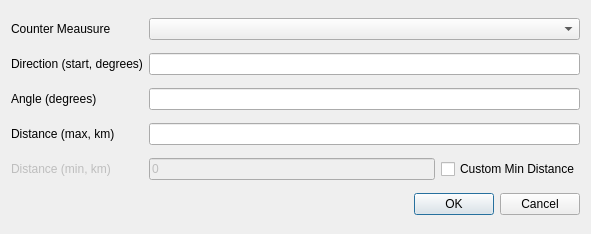
First picture: the form in SectorPlot/sectorplot_sector_dialog_base.ui, repository rduivenvoorde/sectorplot, before the edit.
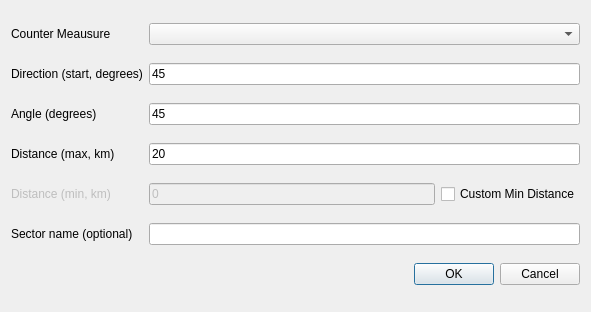
Second picture: the form after the edit.

Commit message: creating sectors

```diff
--- a/SectorPlot/sectorplot_sector_dialog_base.ui
+++ b/SectorPlot/sectorplot_sector_dialog_base.ui
@@ -7,28 +7,22 @@
     <x>0</x>
     <y>0</y>
     <width>591</width>
-    <height>234</height>
+    <height>312</height>
    </rect>
   </property>
   <property name="windowTitle">
    <string>Sectorplot</string>
   </property>
   <layout class="QGridLayout" name="gridLayout">
-   <item row="1" column="1" colspan="2">
-    <widget class="QLineEdit" name="lineEdit"/>
-   </item>
-   <item row="2" column="1" colspan="2">
-    <widget class="QLineEdit" name="lineEdit_2"/>
-   </item>
-   <item row="1" column="0">
-    <widget class="QLabel" name="label_2">
+   <item row="5" column="2">
+    <widget class="QCheckBox" name="cb_min_distance">
      <property name="text">
-      <string>Direction (start, degrees)</string>
+      <string>Custom Min Distance</string>
      </property>
     </widget>
    </item>
-   <item row="2" column="0">
-    <widget class="QLabel" name="label_3">
+   <item row="3" column="0">
+    <widget class="QLabel" name="lbl_angle">
      <property name="text">
       <string>Angle (degrees)</string>
      </property>
@@ -41,7 +35,54 @@
      </property>
     </widget>
    </item>
-   <item row="5" column="0" colspan="3">
+   <item row="2" column="0">
+    <widget class="QLabel" name="lbl_direction">
+     <property name="text">
+      <string>Direction (start, degrees)</string>
+     </property>
+    </widget>
+   </item>
+   <item row="5" column="1">
+    <widget class="QLineEdit" name="le_min_distance">
+     <property name="enabled">
+      <bool>false</bool>
+     </property>
+     <property name="inputMask">
+      <string>00000; </string>
+     </property>
+     <property name="text">
+      <string>0</string>
+     </property>
+    </widget>
+   </item>
+   <item row="4" column="0">
+    <widget class="QLabel" name="lbl_distance">
+     <property name="text">
+      <string>Distance (max, km)</string>
+     </property>
+    </widget>
+   </item>
+   <item row="5" column="0">
+    <widget class="QLabel" name="lbl_min_distance">
+     <property name="enabled">
+      <bool>false</bool>
+     </property>
+     <property name="text">
+      <string>Distance (min, km)</string>
+     </property>
+    </widget>
+   </item>
+   <item row="6" column="0">
+    <widget class="QLabel" name="lbl_sector_name">
+     <property name="text">
+      <string>Sector name (optional)</string>
+     </property>
+    </widget>
+   </item>
+   <item row="6" column="1" colspan="2">
+    <widget class="QLineEdit" name="le_sector_name"/>
+   </item>
+   <item row="7" column="0" colspan="3">
     <widget class="QDialogButtonBox" name="buttonBox">
      <property name="orientation">
       <enum>Qt::Horizontal</enum>
@@ -51,46 +92,39 @@
      </property>
     </widget>
    </item>
-   <item row="3" column="0">
-    <widget class="QLabel" name="label_4">
+   <item row="4" column="1" colspan="2">
+    <widget class="QLineEdit" name="le_distance">
+     <property name="inputMask">
+      <string>00000; </string>
+     </property>
      <property name="text">
-      <string>Distance (max, km)</string>
+      <string>20</string>
+     </property>
+    </widget>
+   </item>
+   <item row="2" column="1" colspan="2">
+    <widget class="QLineEdit" name="le_direction">
+     <property name="inputMask">
+      <string>000; </string>
+     </property>
+     <property name="text">
+      <string>45</string>
+     </property>
+    </widget>
+   </item>
+   <item row="3" column="1" colspan="2">
+    <widget class="QLineEdit" name="le_angle">
+     <property name="inputMask">
+      <string>000; </string>
+     </property>
+     <property name="text">
+      <string>45</string>
      </property>
     </widget>
    </item>
    <item row="0" column="1" colspan="2">
     <widget class="QComboBox" name="combo_countermeasures"/>
    </item>
-   <item row="3" column="1" colspan="2">
-    <widget class="QLineEdit" name="lineEdit_3"/>
-   </item>
-   <item row="4" column="0">
-    <widget class="QLabel" name="label_5">
-     <property name="enabled">
-      <bool>false</bool>
-     </property>
-     <property name="text">
-      <string>Distance (min, km)</string>
-     </property>
-    </widget>
-   </item>
-   <item row="4" column="1">
-    <widget class="QLineEdit" name="lineEdit_4">
-     <property name="enabled">
-      <bool>false</bool>
-     </property>
-     <property name="text">
-      <string>0</string>
-     </property>
-    </widget>
-   </item>
-   <item row="4" column="2">
-    <widget class="QCheckBox" name="checkBox">
-     <property name="text">
-      <string>Custom Min Distance</string>
-     </property>
-    </widget>
-   </item>
   </layout>
  </widget>
  <resources/>
```
Left out of the diff: 2 changed lines with no effect on the pictures. The commit also changes 5 other files.
